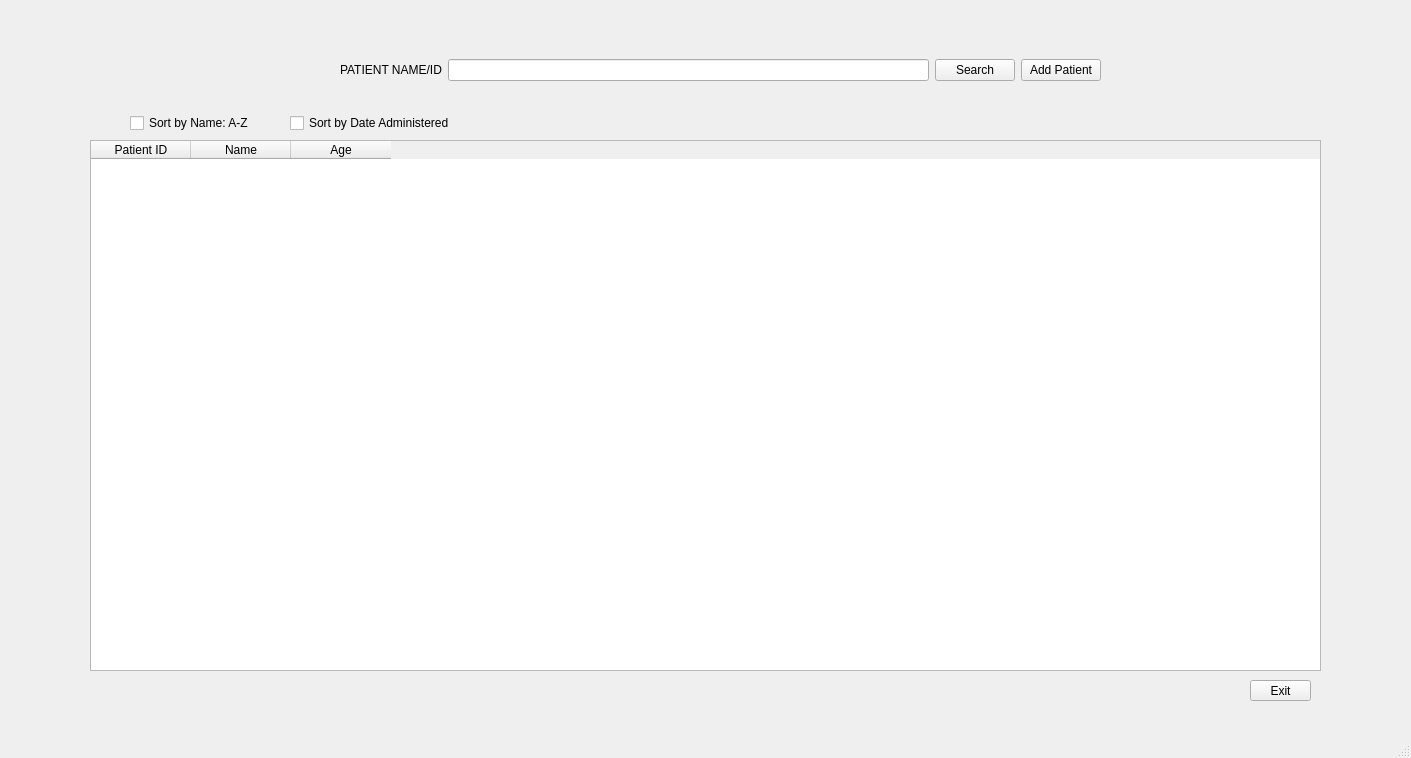
ChadBojelador/Medical-Record-Management-System, file mainwindow.ui: the form before one commit.
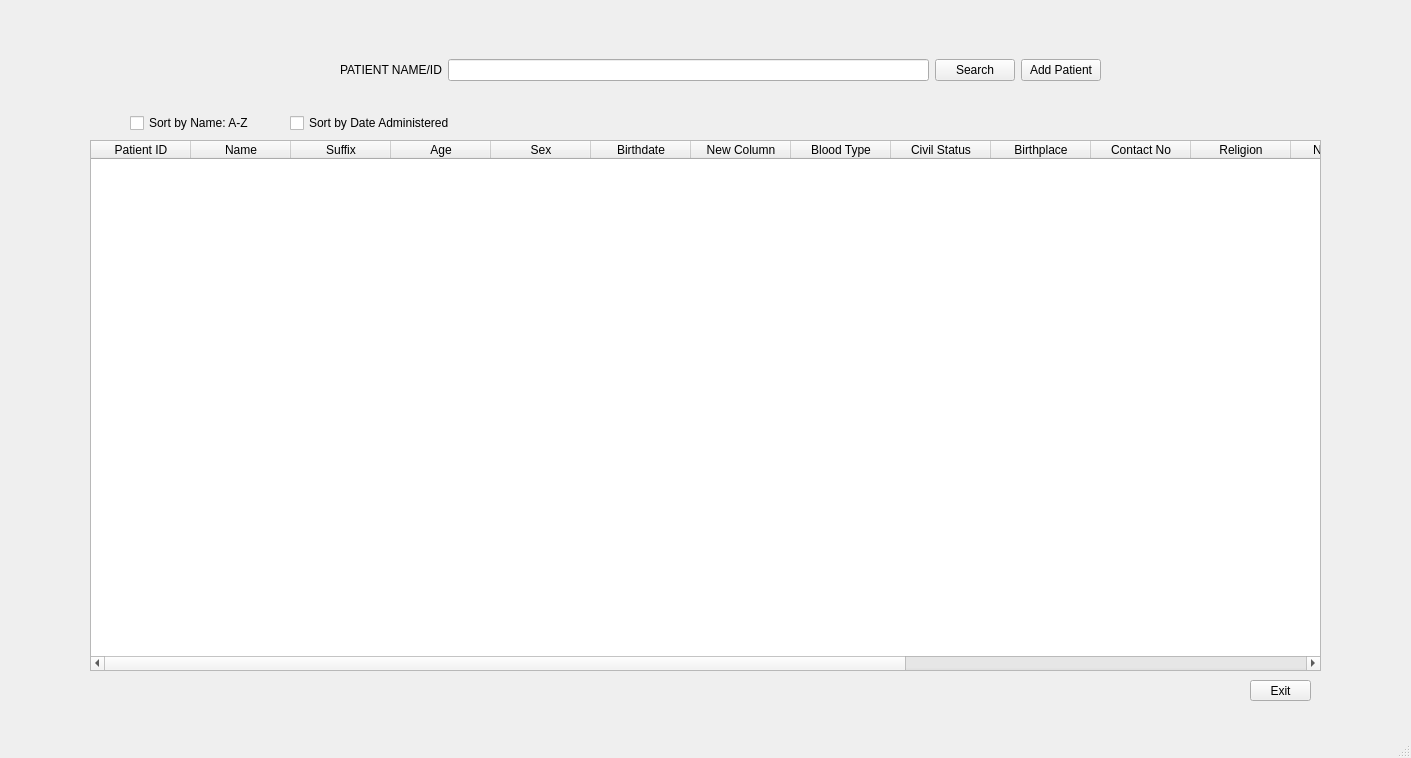
The form after the commit.

Diff of the .ui file:
```diff
--- a/mainwindow.ui
+++ b/mainwindow.ui
@@ -1167,11 +1167,86 @@
         <string>Name</string>
        </property>
       </column>
+      <column>
+       <property name="text">
+        <string>Suffix</string>
+       </property>
+      </column>
       <column>
        <property name="text">
         <string>Age</string>
        </property>
       </column>
+      <column>
+       <property name="text">
+        <string>Sex</string>
+       </property>
+      </column>
+      <column>
+       <property name="text">
+        <string>Birthdate</string>
+       </property>
+      </column>
+      <column>
+       <property name="text">
+        <string>New Column</string>
+       </property>
+      </column>
+      <column>
+       <property name="text">
+        <string>Blood Type</string>
+       </property>
+      </column>
+      <column>
+       <property name="text">
+        <string>Civil Status</string>
+       </property>
+      </column>
+      <column>
+       <property name="text">
+        <string>Birthplace</string>
+       </property>
+      </column>
+      <column>
+       <property name="text">
+        <string>Contact No</string>
+       </property>
+      </column>
+      <column>
+       <property name="text">
+        <string>Religion</string>
+       </property>
+      </column>
+      <column>
+       <property name="text">
+        <string>Nationality</string>
+       </property>
+      </column>
+      <column>
+       <property name="text">
+        <string>Address</string>
+       </property>
+      </column>
+      <column>
+       <property name="text">
+        <string>Time Admitted</string>
+       </property>
+      </column>
+      <column>
+       <property name="text">
+        <string>Room</string>
+       </property>
+      </column>
+      <column>
+       <property name="text">
+        <string>Level of Care</string>
+       </property>
+      </column>
+      <column>
+       <property name="text">
+        <string>Date Admitted</string>
+       </property>
+      </column>
      </widget>
      <widget class="QCheckBox" name="checkBox_3">
       <property name="geometry">
```
